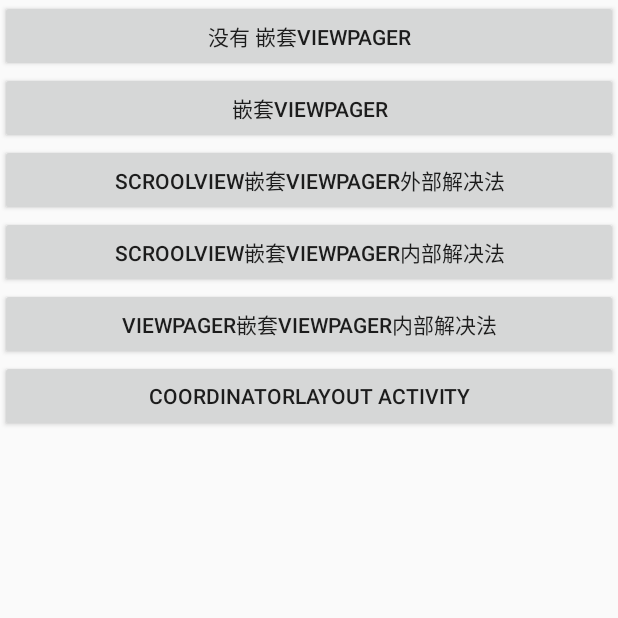
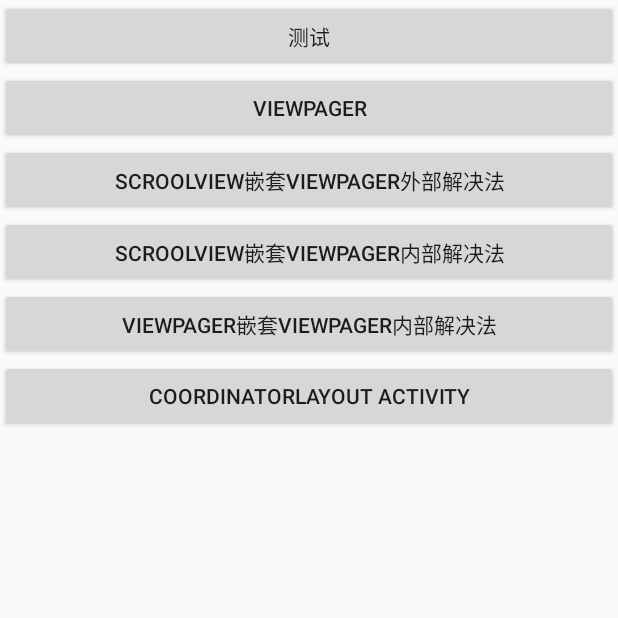
Before and after one commit to gdutxiaoxu/TouchDemo, an Android app: the screen it shows after launch (MainActivity), on a phone screen of 412 x 824 dp, the top half of it. Run offline under Robolectric (Android 15) with nearby library versions, the phone set to English and light mode, and no system bars.

```diff
--- a/TouchDemo/build.gradle
+++ b/TouchDemo/build.gradle
@@ -1,4 +1,6 @@
 apply plugin: 'com.android.application'
+apply plugin: 'kotlin-android'
+apply plugin: 'kotlin-android-extensions'
 
 android {
 
--- a/TouchDemo/src/main/java/com/xujun/drag/widget/MyViewPager.java
+++ b/TouchDemo/src/main/java/com/xujun/drag/widget/MyViewPager.java
@@ -32,7 +32,7 @@ public class MyViewPager extends ViewPager {
         int y = (int) ev.getRawY();
         int dealtX = 0;
         int dealtY = 0;
-
+        Log.i(TAG, "dispatchTouchEvent: ev=" + ev);
         switch (ev.getAction()) {
             case MotionEvent.ACTION_DOWN:
                 dealtX = 0;
--- a/TouchDemo/src/main/java/com/xujun/drag/widget/VerticalScrollView.java
+++ b/TouchDemo/src/main/java/com/xujun/drag/widget/VerticalScrollView.java
@@ -3,6 +3,7 @@ package com.xujun.drag.widget;
 import android.annotation.TargetApi;
 import android.content.Context;
 import android.util.AttributeSet;
+import android.util.Log;
 import android.view.MotionEvent;
 import android.widget.ScrollView;
 
@@ -13,6 +14,8 @@ import android.widget.ScrollView;
  * @ email：gdutxiaoxu@163.com
  */
 public class VerticalScrollView extends ScrollView {
+
+    private static final String TAG = "VerticalScrollView";
 
     public VerticalScrollView(Context context) {
         super(context);
@@ -50,6 +53,7 @@ public class VerticalScrollView extends ScrollView {
             case MotionEvent.ACTION_MOVE:
                 final float deltaX = Math.abs(x - mDownPosX);
                 final float deltaY = Math.abs(y - mDownPosY);
+                Log.i(TAG, "onInterceptTouchEvent: deltaX =" + deltaX + "； deltaY is " + deltaY);
                 // 这里是够拦截的判断依据是左右滑动，读者可根据自己的逻辑进行是否拦截
                 if (deltaX > deltaY) {
                     return false;
--- a/TouchDemo/src/main/res/layout/activity_main.xml
+++ b/TouchDemo/src/main/res/layout/activity_main.xml
@@ -10,14 +10,14 @@
         android:layout_width="match_parent"
         android:layout_height="wrap_content"
         android:onClick="onButtonClick"
-        android:text="没有 嵌套ViewPager" />
+        android:text="测试" />
 
     <Button
         android:id="@+id/btn_second"
         android:layout_width="match_parent"
         android:layout_height="wrap_content"
         android:onClick="onButtonClick"
-        android:text="嵌套ViewPager" />
+        android:text="ViewPager" />
 
     <Button
         android:id="@+id/btn_third"
```
